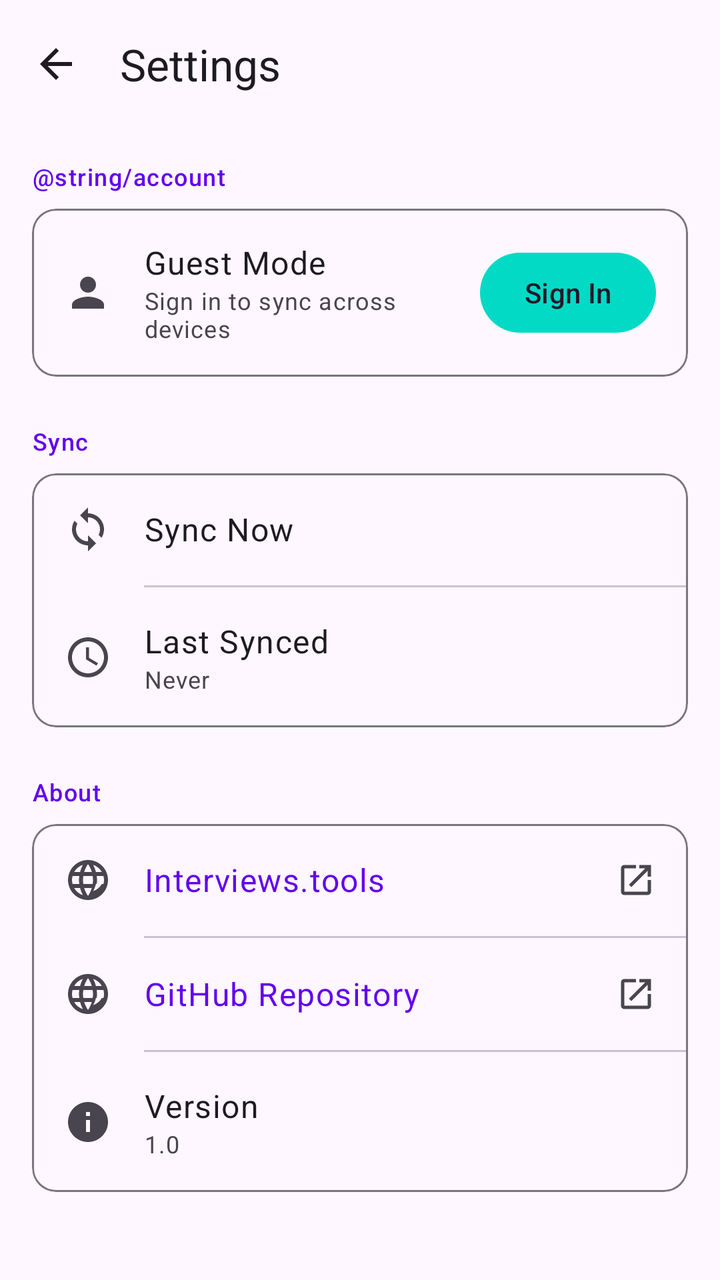
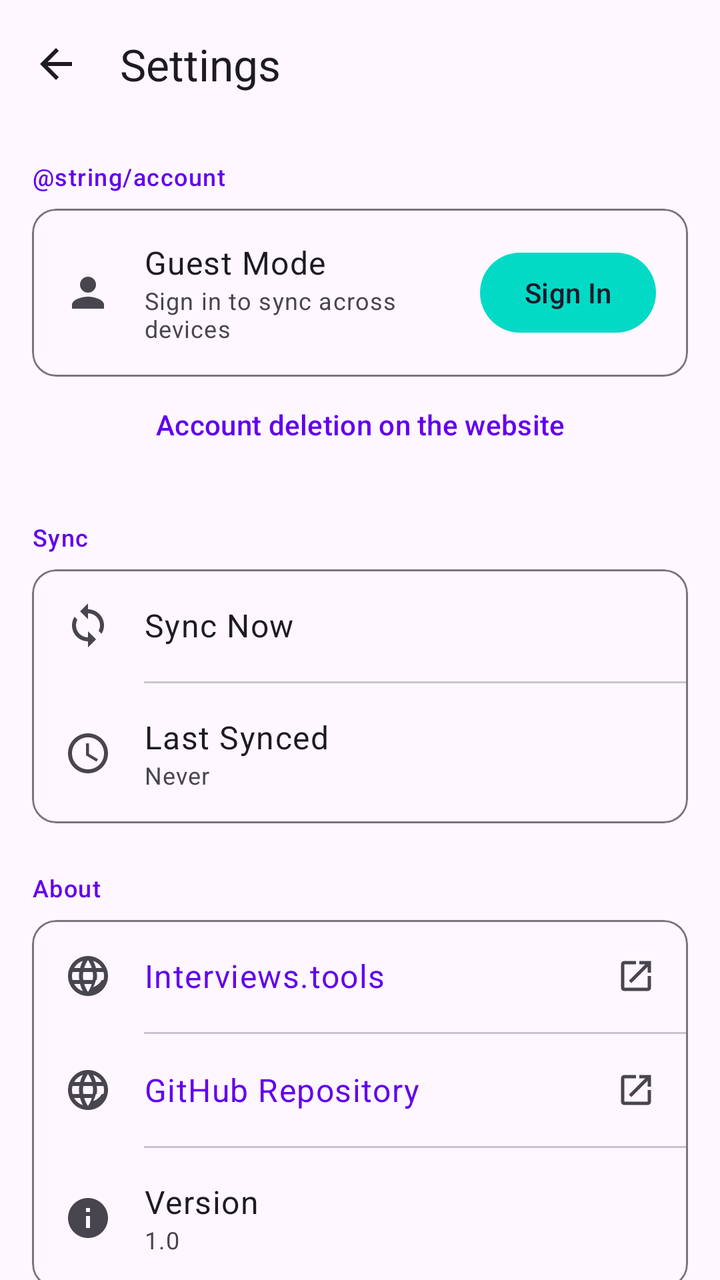

Before-and-after screenshots of an Android layout around one commit, followed by the original layout XML and the change that was made.
<!-- AndroidManifest.xml: application theme Theme.Android -->
<!-- res/layout/activity_settings.xml -->
<?xml version="1.0" encoding="utf-8"?>
<LinearLayout
    xmlns:android="http://schemas.android.com/apk/res/android"
    xmlns:app="http://schemas.android.com/apk/res-auto"
    xmlns:tools="http://schemas.android.com/tools"
    android:layout_width="match_parent"
    android:layout_height="match_parent"
    android:orientation="vertical"
    android:fitsSystemWindows="true">

    
    <com.google.android.material.appbar.MaterialToolbar
        android:id="@+id/toolbar"
        android:layout_width="match_parent"
        android:layout_height="?attr/actionBarSize"
        app:title="Settings"
        app:navigationIcon="@drawable/ic_back"
        app:navigationIconTint="?attr/colorOnSurface" />

    <androidx.core.widget.NestedScrollView
        android:layout_width="match_parent"
        android:layout_height="match_parent">

        <LinearLayout
            android:layout_width="match_parent"
            android:layout_height="wrap_content"
            android:orientation="vertical"
            android:padding="16dp">

            
            <TextView
                android:layout_width="match_parent"
                android:layout_height="wrap_content"
                android:text="@string/account"
                android:textAppearance="?attr/textAppearanceLabelMedium"
                android:textColor="?attr/colorPrimary"
                android:paddingBottom="8dp" />

            <com.google.android.material.card.MaterialCardView
                android:layout_width="match_parent"
                android:layout_height="wrap_content"
                app:cardElevation="0dp"
                app:cardCornerRadius="12dp"
                app:strokeWidth="1dp"
                app:strokeColor="?attr/colorOutline">

                <LinearLayout
                    android:layout_width="match_parent"
                    android:layout_height="wrap_content"
                    android:orientation="vertical">

                    
                    <LinearLayout
                        android:id="@+id/itemSignIn"
                        android:layout_width="match_parent"
                        android:layout_height="wrap_content"
                        android:orientation="horizontal"
                        android:gravity="center_vertical"
                        android:padding="16dp"
                        android:background="?attr/selectableItemBackground"
                        tools:ignore="UselessParent">

                        <ImageView
                            android:layout_width="24dp"
                            android:layout_height="24dp"
                            android:contentDescription="@string/user_icon"
                            android:src="@drawable/ic_person"
                            app:tint="?attr/colorOnSurfaceVariant" />

                        <LinearLayout
                            android:layout_width="0dp"
                            android:layout_height="wrap_content"
                            android:layout_weight="1"
                            android:orientation="vertical"
                            android:layout_marginStart="16dp">

                            <TextView
                                android:id="@+id/textAccountTitle"
                                android:layout_width="wrap_content"
                                android:layout_height="wrap_content"
                                android:text="@string/guest_mode"
                                android:textAppearance="?attr/textAppearanceBodyLarge" />

                            <TextView
                                android:id="@+id/textAccountSubtitle"
                                android:layout_width="wrap_content"
                                android:layout_height="wrap_content"
                                android:text="@string/sign_in_to_sync_across_devices"
                                android:textAppearance="?attr/textAppearanceBodySmall"
                                android:textColor="?attr/colorOnSurfaceVariant" />

                        </LinearLayout>

                        <com.google.android.material.button.MaterialButton
                            android:id="@+id/buttonSignIn"
                            style="@style/Widget.Material3.Button.TonalButton"
                            android:layout_width="wrap_content"
                            android:layout_height="wrap_content"
                            android:paddingStart="16dp"
                            android:paddingEnd="16dp"
                            android:paddingTop="8dp"
                            android:paddingBottom="8dp"
                            android:text="@string/sign_in" />

                    </LinearLayout>

                </LinearLayout>

            </com.google.android.material.card.MaterialCardView>

            
            <LinearLayout
                android:id="@+id/sectionSync"
                android:layout_width="match_parent"
                android:layout_height="wrap_content"
                android:orientation="vertical">

                <TextView
                    android:layout_width="match_parent"
                    android:layout_height="wrap_content"
                    android:text="@string/sync"
                    android:textAppearance="?attr/textAppearanceLabelMedium"
                    android:textColor="?attr/colorPrimary"
                    android:paddingTop="24dp"
                    android:paddingBottom="8dp" />

                <com.google.android.material.card.MaterialCardView
                    android:layout_width="match_parent"
                    android:layout_height="wrap_content"
                    app:cardElevation="0dp"
                    app:cardCornerRadius="12dp"
                    app:strokeWidth="1dp"
                    app:strokeColor="?attr/colorOutline">

                    <LinearLayout
                        android:layout_width="match_parent"
                        android:layout_height="wrap_content"
                        android:orientation="vertical">

                        
                        <LinearLayout
                            android:id="@+id/itemSyncNow"
                            android:layout_width="match_parent"
                            android:layout_height="wrap_content"
                            android:orientation="horizontal"
                            android:gravity="center_vertical"
                            android:padding="16dp"
                            android:background="?attr/selectableItemBackground">

                            <ImageView
                                android:layout_width="24dp"
                                android:layout_height="24dp"
                                android:contentDescription="@string/force_sync"
                                android:src="@drawable/ic_sync"
                                app:tint="?attr/colorOnSurfaceVariant" />

                            <TextView
                                android:layout_width="0dp"
                                android:layout_height="wrap_content"
                                android:layout_weight="1"
                                android:layout_marginStart="16dp"
                                android:text="@string/sync_now"
                                android:textAppearance="?attr/textAppearanceBodyLarge" />

                        </LinearLayout>

                        <View
                            android:layout_width="match_parent"
                            android:layout_height="1dp"
                            android:layout_marginStart="56dp"
                            android:background="?attr/colorOutlineVariant" />

                        
                        <LinearLayout
                            android:layout_width="match_parent"
                            android:layout_height="wrap_content"
                            android:orientation="horizontal"
                            android:gravity="center_vertical"
                            android:padding="16dp">

                            <ImageView
                                android:layout_width="24dp"
                                android:layout_height="24dp"
                                android:contentDescription="@string/sync_icon"
                                android:src="@drawable/ic_schedule"
                                app:tint="?attr/colorOnSurfaceVariant" />

                            <LinearLayout
                                android:layout_width="0dp"
                                android:layout_height="wrap_content"
                                android:layout_weight="1"
                                android:orientation="vertical"
                                android:layout_marginStart="16dp">

                                <TextView
                                    android:layout_width="wrap_content"
                                    android:layout_height="wrap_content"
                                    android:text="@string/last_synced"
                                    android:textAppearance="?attr/textAppearanceBodyLarge" />

                                <TextView
                                    android:id="@+id/textLastSynced"
                                    android:layout_width="wrap_content"
                                    android:layout_height="wrap_content"
                                    android:text="@string/never"
                                    android:textAppearance="?attr/textAppearanceBodySmall"
                                    android:textColor="?attr/colorOnSurfaceVariant" />

                            </LinearLayout>

                        </LinearLayout>

                    </LinearLayout>

                </com.google.android.material.card.MaterialCardView>

            </LinearLayout>

            
            <TextView
                android:layout_width="match_parent"
                android:layout_height="wrap_content"
                android:text="@string/about"
                android:textAppearance="?attr/textAppearanceLabelMedium"
                android:textColor="?attr/colorPrimary"
                android:paddingTop="24dp"
                android:paddingBottom="8dp" />

            <com.google.android.material.card.MaterialCardView
                android:layout_width="match_parent"
                android:layout_height="wrap_content"
                app:cardElevation="0dp"
                app:cardCornerRadius="12dp"
                app:strokeWidth="1dp"
                app:strokeColor="?attr/colorOutline">

                <LinearLayout
                    android:layout_width="match_parent"
                    android:layout_height="wrap_content"
                    android:orientation="vertical">

                    
                    <LinearLayout
                        android:id="@+id/itemWebsite"
                        android:layout_width="match_parent"
                        android:layout_height="wrap_content"
                        android:orientation="horizontal"
                        android:gravity="center_vertical"
                        android:padding="16dp"
                        android:background="?attr/selectableItemBackground">

                        <ImageView
                            android:layout_width="24dp"
                            android:layout_height="24dp"
                            android:contentDescription="@string/web_icon"
                            android:src="@drawable/ic_web"
                            app:tint="?attr/colorOnSurfaceVariant" />

                        <TextView
                            android:layout_width="0dp"
                            android:layout_height="wrap_content"
                            android:layout_weight="1"
                            android:layout_marginStart="16dp"
                            android:text="@string/interviews_tools"
                            android:textAppearance="?attr/textAppearanceBodyLarge"
                            android:textColor="?attr/colorPrimary" />

                        <ImageView
                            android:layout_width="20dp"
                            android:layout_height="20dp"
                            android:contentDescription="@string/open_in_browser"
                            android:src="@drawable/ic_open_in_new"
                            app:tint="?attr/colorOnSurfaceVariant" />

                    </LinearLayout>

                    <View
                        android:layout_width="match_parent"
                        android:layout_height="1dp"
                        android:layout_marginStart="56dp"
                        android:background="?attr/colorOutlineVariant" />

                    <LinearLayout
                        android:id="@+id/itemGithub"
                        android:layout_width="match_parent"
                        android:layout_height="wrap_content"
                        android:orientation="horizontal"
                        android:gravity="center_vertical"
                        android:padding="16dp"
                        android:background="?attr/selectableItemBackground">

                        <ImageView
                            android:layout_width="24dp"
                            android:layout_height="24dp"
                            android:contentDescription="@string/web_icon"
                            android:src="@drawable/ic_web"
                            app:tint="?attr/colorOnSurfaceVariant" />

                        <TextView
                            android:layout_width="0dp"
                            android:layout_height="wrap_content"
                            android:layout_weight="1"
                            android:layout_marginStart="16dp"
                            android:text="@string/github"
                            android:textAppearance="?attr/textAppearanceBodyLarge"
                            android:textColor="?attr/colorPrimary" />

                        <ImageView
                            android:layout_width="20dp"
                            android:layout_height="20dp"
                            android:contentDescription="@string/open_in_browser"
                            android:src="@drawable/ic_open_in_new"
                            app:tint="?attr/colorOnSurfaceVariant" />

                    </LinearLayout>

                    <View
                        android:layout_width="match_parent"
                        android:layout_height="1dp"
                        android:layout_marginStart="56dp"
                        android:background="?attr/colorOutlineVariant" />

                    
                    <LinearLayout
                        android:layout_width="match_parent"
                        android:layout_height="wrap_content"
                        android:orientation="horizontal"
                        android:gravity="center_vertical"
                        android:padding="16dp">

                        <ImageView
                            android:layout_width="24dp"
                            android:layout_height="24dp"
                            android:contentDescription="@string/info_icon"
                            android:src="@drawable/ic_info"
                            app:tint="?attr/colorOnSurfaceVariant" />

                        <LinearLayout
                            android:layout_width="0dp"
                            android:layout_height="wrap_content"
                            android:layout_weight="1"
                            android:orientation="vertical"
                            android:layout_marginStart="16dp">

                            <TextView
                                android:layout_width="wrap_content"
                                android:layout_height="wrap_content"
                                android:text="@string/version"
                                android:textAppearance="?attr/textAppearanceBodyLarge" />

                            <TextView
                                android:id="@+id/textVersion"
                                android:layout_width="wrap_content"
                                android:layout_height="wrap_content"
                                android:text="@string/default_version"
                                android:textAppearance="?attr/textAppearanceBodySmall"
                                android:textColor="?attr/colorOnSurfaceVariant" />

                        </LinearLayout>

                    </LinearLayout>

                </LinearLayout>

            </com.google.android.material.card.MaterialCardView>

        </LinearLayout>

    </androidx.core.widget.NestedScrollView>

</LinearLayout>
<!-- resources referenced by this layout -->
<resources>
  <!-- drawable ic_back (drawable) -->
  <?xml version="1.0" encoding="utf-8"?>
  <vector xmlns:android="http://schemas.android.com/apk/res/android"
      android:width="24dp"
      android:height="24dp"
      android:viewportWidth="24"
      android:viewportHeight="24">
      <path
          android:fillColor="@android:color/white"
          android:pathData="M20,11H7.83l5.59,-5.59L12,4l-8,8 8,8 1.41,-1.41L7.83,13H20v-2z"/>
  </vector>
  <!-- drawable ic_info (drawable) -->
  <?xml version="1.0" encoding="utf-8"?>
  <vector xmlns:android="http://schemas.android.com/apk/res/android"
      android:width="24dp"
      android:height="24dp"
      android:viewportWidth="24"
      android:viewportHeight="24">
      <path
          android:fillColor="@android:color/white"
          android:pathData="M12,2C6.48,2 2,6.48 2,12s4.48,10 10,10 10,-4.48 10,-10S17.52,2 12,2zM13,17h-2v-6h2v6zM13,9h-2V7h2v2z"/>
  </vector>
  <!-- drawable ic_open_in_new (drawable) -->
  <?xml version="1.0" encoding="utf-8"?>
  <vector xmlns:android="http://schemas.android.com/apk/res/android"
      android:width="24dp"
      android:height="24dp"
      android:viewportWidth="24"
      android:viewportHeight="24">
      <path
          android:fillColor="@android:color/white"
          android:pathData="M19,19H5V5h7V3H5c-1.11,0 -2,0.9 -2,2v14c0,1.1 0.89,2 2,2h14c1.1,0 2,-0.9 2,-2v-7h-2v7zM14,3v2h3.59l-9.83,9.83 1.41,1.41L19,6.41V10h2V3h-7z"/>
  </vector>
  <!-- drawable ic_person (drawable) -->
  <?xml version="1.0" encoding="utf-8"?>
  <vector xmlns:android="http://schemas.android.com/apk/res/android"
      android:width="24dp"
      android:height="24dp"
      android:viewportWidth="24"
      android:viewportHeight="24">
      <path
          android:fillColor="@android:color/white"
          android:pathData="M12,12c2.21,0 4,-1.79 4,-4s-1.79,-4 -4,-4 -4,1.79 -4,4 1.79,4 4,4zM12,14c-2.67,0 -8,1.34 -8,4v2h16v-2c0,-2.66 -5.33,-4 -8,-4z"/>
  </vector>
  <!-- drawable ic_schedule (drawable) -->
  <?xml version="1.0" encoding="utf-8"?>
  <vector xmlns:android="http://schemas.android.com/apk/res/android"
      android:width="24dp"
      android:height="24dp"
      android:viewportWidth="24"
      android:viewportHeight="24">
      <path
          android:fillColor="@android:color/white"
          android:pathData="M11.99,2C6.47,2 2,6.48 2,12s4.47,10 9.99,10C17.52,22 22,17.52 22,12S17.52,2 11.99,2zM12,20c-4.42,0 -8,-3.58 -8,-8s3.58,-8 8,-8 8,3.58 8,8 -3.58,8 -8,8zM12.5,7H11v6l5.25,3.15 0.75,-1.23 -4.5,-2.67z"/>
  </vector>
  <string name="about">About</string>
  <string name="default_version">1.0</string>
  <string name="force_sync">Force Sync</string>
  <string name="github">GitHub Repository</string>
  <string name="guest_mode">Guest Mode</string>
  <string name="info_icon">Info Icon</string>
  <string name="interviews_tools">Interviews.tools</string>
  <string name="last_synced">Last Synced</string>
  <string name="never">Never</string>
  <string name="open_in_browser">Open in Browser</string>
  <string name="sign_in">Sign In</string>
  <string name="sign_in_to_sync_across_devices">Sign in to sync across devices</string>
  <string name="sync">Sync</string>
  <string name="sync_icon">Sync Icon</string>
  <string name="sync_now">Sync Now</string>
  <string name="user_icon">User Icon</string>
  <string name="version">Version</string>
  <string name="web_icon">Web Icon</string>
  <color name="purple_500">#FF6200EE</color>
  <color name="purple_200">#FFBB86FC</color>
  <color name="white">#FFFFFFFF</color>
  <color name="teal_200">#FF03DAC5</color>
  <color name="black">#FF000000</color>
  <!-- unchanged entries left out for length: 3 -->
</resources>

<!-- the commit's change to res/layout/activity_settings.xml (unified diff, before → after) -->
@@ -108,6 +108,30 @@
 
             </com.google.android.material.card.MaterialCardView>
 
+            <LinearLayout android:id="@+id/sectionAccountData"
+                android:layout_width="match_parent" android:layout_height="wrap_content"
+                android:layout_marginTop="24dp" android:orientation="vertical" android:visibility="gone">
+                <TextView android:layout_width="match_parent" android:layout_height="wrap_content"
+                    android:text="@string/your_account_data" android:textAppearance="?attr/textAppearanceLabelMedium"
+                    android:textColor="?attr/colorPrimary" android:paddingBottom="8dp" />
+                <com.google.android.material.button.MaterialButton android:id="@+id/exportApplications"
+                    style="@style/Widget.Material3.Button.OutlinedButton"
+                    android:layout_width="match_parent" android:layout_height="wrap_content"
+                    android:text="@string/export_applications" />
+                <com.google.android.material.button.MaterialButton android:id="@+id/exportStories"
+                    style="@style/Widget.Material3.Button.OutlinedButton"
+                    android:layout_width="match_parent" android:layout_height="wrap_content"
+                    android:text="@string/export_stories" />
+                <com.google.android.material.button.MaterialButton android:id="@+id/deleteAccount"
+                    style="@style/Widget.Material3.Button.OutlinedButton"
+                    android:layout_width="match_parent" android:layout_height="wrap_content"
+                    android:text="@string/delete_account" android:textColor="?attr/colorError" />
+            </LinearLayout>
+            <com.google.android.material.button.MaterialButton android:id="@+id/deletionWebsite"
+                style="@style/Widget.Material3.Button.TextButton"
+                android:layout_width="match_parent" android:layout_height="wrap_content"
+                android:text="@string/deletion_website" />
+
             
             <LinearLayout
                 android:id="@+id/sectionSync"
<!-- resource entries referenced after the edit -->
@@ -57,6 +57,10 @@
   </vector>
   <string name="about">About</string>
   <string name="default_version">1.0</string>
+  <string name="delete_account">Delete account</string>
+  <string name="deletion_website">Account deletion on the website</string>
+  <string name="export_applications">Export applications and stages</string>
+  <string name="export_stories">Export STAR stories</string>
   <string name="force_sync">Force Sync</string>
   <string name="github">GitHub Repository</string>
   <string name="guest_mode">Guest Mode</string>
@@ -73,6 +77,7 @@
   <string name="user_icon">User Icon</string>
   <string name="version">Version</string>
   <string name="web_icon">Web Icon</string>
+  <string name="your_account_data">Your data</string>
   <color name="purple_500">#FF6200EE</color>
   <color name="purple_200">#FFBB86FC</color>
   <color name="white">#FFFFFFFF</color>
